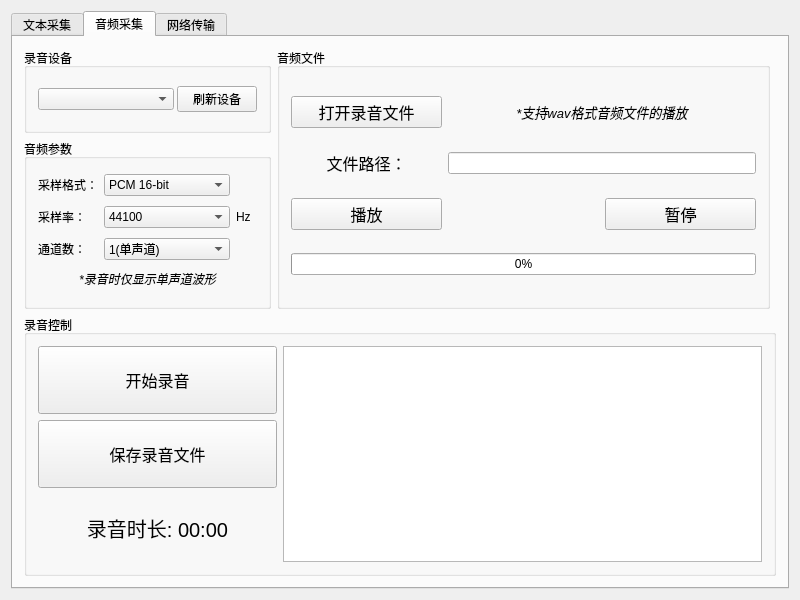
Before: the Qt Designer form SignalTransmitter/mainwindow.ui in RyougiSama/SignalTransmitter, drawn with Qt 5.
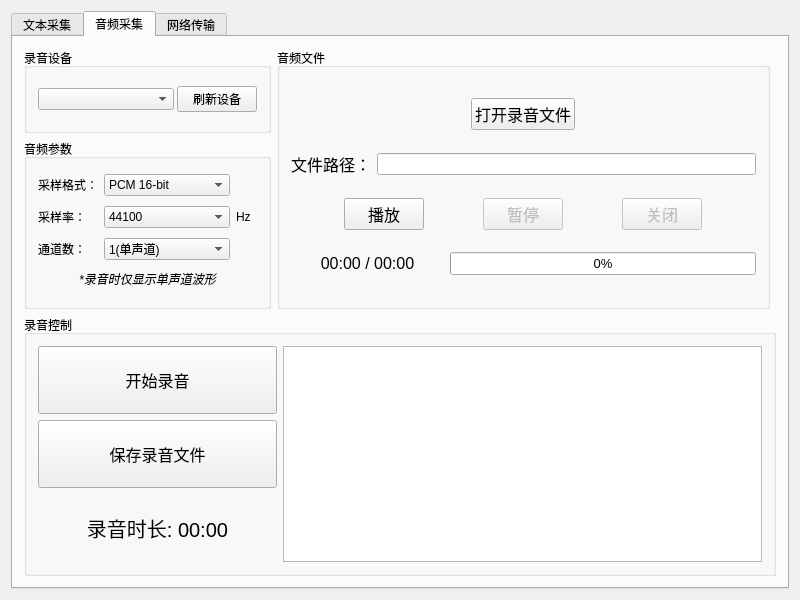
After: the same form once the commit is applied. Icons and pictures are not drawn. Custom widgets are drawn as their Qt base class.

Commit message:
添加WAV文件加载与播放功能
实现了WAV文件的加载、播放、暂停和停止功能。更新了`AudioModel`类，增加了`LoadWavFile`、`StartPlayback`、`StopPlayback`和`PausePlayback`方法，并在`MainWindow`中添加了相应的按钮和信号连接。UI文件也进行了更新，以支持新的播放控制界面。

Diff of the .ui file:
```diff
--- a/SignalTransmitter/mainwindow.ui
+++ b/SignalTransmitter/mainwindow.ui
@@ -416,18 +416,83 @@
          <property name="title">
           <string>音频文件</string>
          </property>
-         <layout class="QGridLayout" name="gridLayout_10" rowstretch="1,0,0,0">
-          <item row="3" column="0" colspan="3">
-           <widget class="QProgressBar" name="progressBar_playback">
-            <property name="value">
-             <number>0</number>
-            </property>
-           </widget>
-          </item>
-          <item row="2" column="0">
+         <layout class="QVBoxLayout" name="verticalLayout_3" stretch="1,1,1,1">
+          <property name="spacing">
+           <number>3</number>
+          </property>
+          <item>
+           <layout class="QHBoxLayout" name="horizontalLayout_2">
+            <item>
+             <widget class="QPushButton" name="btn_open_recorded_file">
+              <property name="sizePolicy">
+               <sizepolicy hsizetype="Fixed" vsizetype="Fixed">
+                <horstretch>0</horstretch>
+                <verstretch>0</verstretch>
+               </sizepolicy>
+              </property>
+              <property name="font">
+               <font>
+                <pointsize>12</pointsize>
+               </font>
+              </property>
+              <property name="cursor">
+               <cursorShape>PointingHandCursor</cursorShape>
+              </property>
+              <property name="text">
+               <string>打开录音文件</string>
+              </property>
+              <property name="icon">
+               <iconset resource="mainwindow.qrc">
+                <normaloff>:/MainWindow/Resource/file_open.png</normaloff>:/MainWindow/Resource/file_open.png</iconset>
+              </property>
+              <property name="iconSize">
+               <size>
+                <width>20</width>
+                <height>20</height>
+               </size>
+              </property>
+              <property name="checkable">
+               <bool>false</bool>
+              </property>
+              <property name="default">
+               <bool>false</bool>
+              </property>
+             </widget>
+            </item>
+           </layout>
+          </item>
+          <item>
+           <layout class="QHBoxLayout" name="horizontalLayout_3">
+            <item>
+             <widget class="QLabel" name="label_8">
+              <property name="font">
+               <font>
+                <pointsize>12</pointsize>
+               </font>
+              </property>
+              <property name="text">
+               <string>文件路径：</string>
+              </property>
+              <property name="alignment">
+               <set>Qt::AlignmentFlag::AlignCenter</set>
+              </property>
+             </widget>
+            </item>
+            <item>
+             <widget class="QLineEdit" name="lineEdit_wav_file_path">
+              <property name="readOnly">
+               <bool>true</bool>
+              </property>
+             </widget>
+            </item>
+           </layout>
+          </item>
+          <item>
+           <layout class="QHBoxLayout" name="horizontalLayout_4">
+            <item>
            <widget class="QPushButton" name="btn_play_wav">
             <property name="sizePolicy">
-             <sizepolicy hsizetype="Minimum" vsizetype="Fixed">
+               <sizepolicy hsizetype="Fixed" vsizetype="Fixed">
               <horstretch>0</horstretch>
               <verstretch>0</verstretch>
              </sizepolicy>
@@ -473,32 +538,13 @@
             </property>
            </widget>
           </item>
-          <item row="1" column="0">
-           <widget class="QLabel" name="label_8">
-            <property name="font">
-             <font>
-              <pointsize>12</pointsize>
-             </font>
-            </property>
-            <property name="text">
-             <string>文件路径：</string>
-            </property>
-            <property name="alignment">
-             <set>Qt::AlignmentFlag::AlignCenter</set>
-            </property>
-           </widget>
-          </item>
-          <item row="1" column="1" colspan="2">
-           <widget class="QLineEdit" name="lineEdit_wav_file_path">
-            <property name="readOnly">
-             <bool>true</bool>
-            </property>
-           </widget>
-          </item>
-          <item row="2" column="2">
+            <item>
            <widget class="QPushButton" name="btn_pause_wav">
+              <property name="enabled">
+               <bool>false</bool>
+              </property>
             <property name="sizePolicy">
-             <sizepolicy hsizetype="Minimum" vsizetype="Fixed">
+               <sizepolicy hsizetype="Fixed" vsizetype="Fixed">
               <horstretch>0</horstretch>
               <verstretch>0</verstretch>
              </sizepolicy>
@@ -526,10 +572,13 @@
             </property>
            </widget>
           </item>
-          <item row="0" column="0">
-           <widget class="QPushButton" name="btn_open_record_file">
+            <item>
+             <widget class="QPushButton" name="btn_close_wav">
+              <property name="enabled">
+               <bool>false</bool>
+              </property>
             <property name="sizePolicy">
-             <sizepolicy hsizetype="Minimum" vsizetype="Fixed">
+               <sizepolicy hsizetype="Fixed" vsizetype="Fixed">
               <horstretch>0</horstretch>
               <verstretch>0</verstretch>
              </sizepolicy>
@@ -543,7 +592,7 @@
              <cursorShape>PointingHandCursor</cursorShape>
             </property>
             <property name="text">
-             <string>打开录音文件</string>
+               <string>关闭</string>
             </property>
             <property name="icon">
              <iconset resource="mainwindow.qrc">
@@ -555,29 +604,66 @@
               <height>20</height>
              </size>
             </property>
-            <property name="checkable">
-             <bool>false</bool>
-            </property>
-            <property name="default">
-             <bool>false</bool>
-            </property>
-           </widget>
-          </item>
-          <item row="0" column="1" colspan="2">
-           <widget class="QLabel" name="label_9">
+             </widget>
+            </item>
+           </layout>
+          </item>
+          <item>
+           <layout class="QHBoxLayout" name="horizontalLayout_5" stretch="1,2">
+            <item>
+             <widget class="QLabel" name="label_playback">
+              <property name="sizePolicy">
+               <sizepolicy hsizetype="Preferred" vsizetype="Fixed">
+                <horstretch>0</horstretch>
+                <verstretch>0</verstretch>
+               </sizepolicy>
+              </property>
+              <property name="font">
+               <font>
+                <pointsize>12</pointsize>
+               </font>
+              </property>
+              <property name="text">
+               <string>00:00 / 00:00</string>
+              </property>
+              <property name="alignment">
+               <set>Qt::AlignmentFlag::AlignCenter</set>
+              </property>
+             </widget>
+            </item>
+            <item>
+             <widget class="QProgressBar" name="progressBar_playback">
+              <property name="sizePolicy">
+               <sizepolicy hsizetype="Preferred" vsizetype="Fixed">
+                <horstretch>0</horstretch>
+                <verstretch>0</verstretch>
+               </sizepolicy>
+              </property>
+              <property name="minimumSize">
+               <size>
+                <width>0</width>
+                <height>0</height>
+               </size>
+              </property>
+              <property name="baseSize">
+               <size>
+                <width>0</width>
+                <height>0</height>
+               </size>
+              </property>
             <property name="font">
              <font>
               <pointsize>10</pointsize>
-              <italic>true</italic>
-             </font>
-            </property>
-            <property name="text">
-             <string>*支持wav格式音频文件的播放</string>
-            </property>
-            <property name="alignment">
-             <set>Qt::AlignmentFlag::AlignCenter</set>
-            </property>
-           </widget>
+                <bold>false</bold>
+                <kerning>true</kerning>
+               </font>
+              </property>
+              <property name="value">
+               <number>0</number>
+              </property>
+             </widget>
+            </item>
+           </layout>
           </item>
          </layout>
         </widget>
```
Left out of the diff: 2 changed lines with no effect on the pictures. Lines whose indentation alone changed are shown as unchanged. The commit also changes 6 other files.
